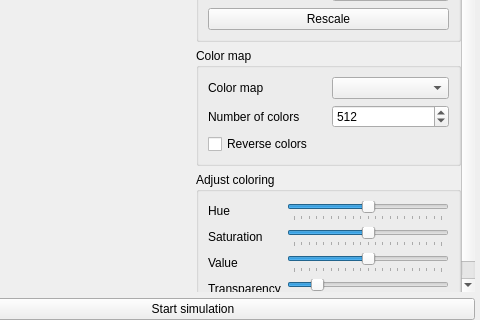
The window that gui/mainwindow.ui (gmackie/GR-ABM-ODE-2D) describes before a commit, drawn with Qt 5; both pictures show x 94 to 574 and y 303 to 623 of the 574 by 623 pixel window.
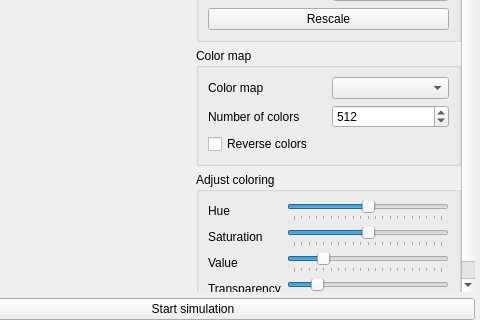
The same window after the commit. The open tabs and pages were chosen to show the change.

The edit to the form file:
```diff
--- a/gui/mainwindow.ui
+++ b/gui/mainwindow.ui
@@ -1577,7 +1577,7 @@
            <property name="geometry">
             <rect>
              <x>0</x>
-             <y>0</y>
+             <y>-25</y>
              <width>264</width>
              <height>449</height>
             </rect>
@@ -1831,6 +1831,9 @@
                  <property name="pageStep">
                   <number>2</number>
                  </property>
+                 <property name="value">
+                  <number>-6</number>
+                 </property>
                  <property name="orientation">
                   <enum>Qt::Horizontal</enum>
                  </property>
```
